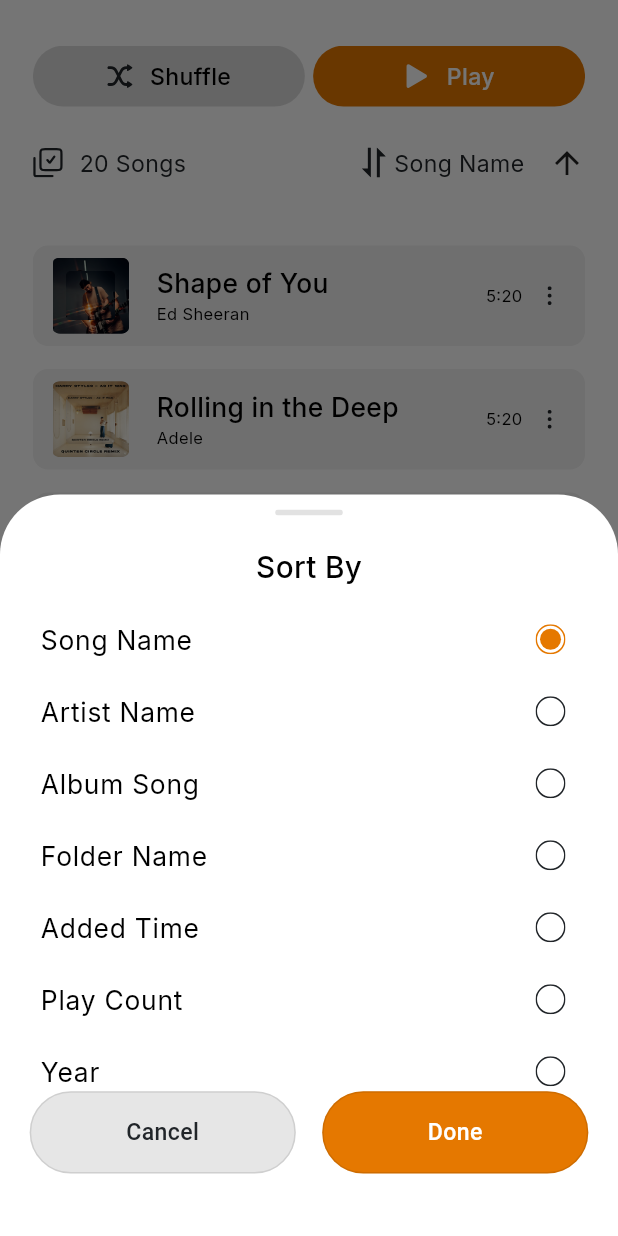
After one commit to shubh8469-tech/music_player, a Flutter app: the SongsList screen opened directly, after a tap on "Song Name", on a phone screen of 412 x 824 dp. The commit adds this screen. Run offline on Flutter 3.47's test engine with Material 3 defaults, Android fonts, the phone set to English and light mode, and no system bars; our stand-ins replace bloc, flutter_bloc, flutter_screenutil, flutter_svg, go_router, just_audio and 2 more; Roboto replaces fonts that are missing (Manrope-Medium).

Commit message:
- Create UI of the sort by bottom sheet with functionality

```diff
--- a/lib/l10n/intl_en.arb
+++ b/lib/l10n/intl_en.arb
@@ -21,5 +21,13 @@
   "hideSong": "Hide song",
   "deleteSong": "Delete song",
   "speed": "Speed",
-  "keepScreenOn": "Keep screen on"
+  "keepScreenOn": "Keep screen on",
+  "songName":"Song Name",
+  "artistName":"Artist Name",
+  "albumName":"Album Song",
+  "folderName":"Folder Name",
+  "addedTime":"Added Time",
+  "playCount":"Play Count",
+  "year":"Year"
+
 }
--- a/lib/l10n/l10n.dart
+++ b/lib/l10n/l10n.dart
@@ -222,6 +222,48 @@ abstract class S {
   /// In en, this message translates to:
   /// **'Keep screen on'**
   String get keepScreenOn;
+
+  /// No description provided for @songName.
+  ///
+  /// In en, this message translates to:
+  /// **'Song Name'**
+  String get songName;
+
+  /// No description provided for @artistName.
+  ///
+  /// In en, this message translates to:
+  /// **'Artist Name'**
+  String get artistName;
+
+  /// No description provided for @albumName.
+  ///
+  /// In en, this message translates to:
+  /// **'Album Song'**
+  String get albumName;
+
+  /// No description provided for @folderName.
+  ///
+  /// In en, this message translates to:
+  /// **'Folder Name'**
+  String get folderName;
+
+  /// No description provided for @addedTime.
+  ///
+  /// In en, this message translates to:
+  /// **'Added Time'**
+  String get addedTime;
+
+  /// No description provided for @playCount.
+  ///
+  /// In en, this message translates to:
+  /// **'Play Count'**
+  String get playCount;
+
+  /// No description provided for @year.
+  ///
+  /// In en, this message translates to:
+  /// **'Year'**
+  String get year;
 }
 
 class _SDelegate extends LocalizationsDelegate<S> {
--- a/lib/l10n/l10n_en.dart
+++ b/lib/l10n/l10n_en.dart
@@ -70,4 +70,25 @@ class SEn extends S {
 
   @override
   String get keepScreenOn => 'Keep screen on';
+
+  @override
+  String get songName => 'Song Name';
+
+  @override
+  String get artistName => 'Artist Name';
+
+  @override
+  String get albumName => 'Album Song';
+
+  @override
+  String get folderName => 'Folder Name';
+
+  @override
+  String get addedTime => 'Added Time';
+
+  @override
+  String get playCount => 'Play Count';
+
+  @override
+  String get year => 'Year';
 }
--- a/lib/l10n/l10n_hi.dart
+++ b/lib/l10n/l10n_hi.dart
@@ -70,4 +70,25 @@ class SHi extends S {
 
   @override
   String get keepScreenOn => 'स्क्रीन चालू रखें';
+
+  @override
+  String get songName => 'Song Name';
+
+  @override
+  String get artistName => 'Artist Name';
+
+  @override
+  String get albumName => 'Album Song';
+
+  @override
+  String get folderName => 'Folder Name';
+
+  @override
+  String get addedTime => 'Added Time';
+
+  @override
+  String get playCount => 'Play Count';
+
+  @override
+  String get year => 'Year';
 }
--- a/lib/screens/tabs/library/songs/songsList.dart
+++ b/lib/screens/tabs/library/songs/songsList.dart
@@ -1,12 +1,17 @@
 import 'package:flutter/material.dart';
 import 'package:flutter_screenutil/flutter_screenutil.dart';
 import 'package:flutter_svg/flutter_svg.dart';
+import 'package:music_app/app_router.dart';
 import 'package:music_app/commonWidgets/textWidget.dart';
+import 'package:music_app/screens/tabs/library/songs/sort_by_bottomsheet.dart';
 import 'package:music_app/themes/color.dart';
 import 'package:music_app/themes/font.dart';
+import 'package:path/path.dart';
 
 import '../../../../commonWidgets/MusicListTile.dart';
 import '../../../../generated/assets.dart';
+import '../../../../l10n/l10n.dart';
+import '../../../../utills/globals.dart';
 
 class SongsList extends StatefulWidget {
   const SongsList({super.key});
@@ -32,6 +37,9 @@ class _SongsListState extends State<SongsList> {
     "The Weeknd",
     "Adele",
   ];
+  String selectedSong = sortByItems[0].title;
+
+  int selectedIndex = 0; // or -1 if no default selection
 
   @override
   Widget build(BuildContext context) {
@@ -89,9 +97,32 @@ class _SongsListState extends State<SongsList> {
                   Spacer(),
                   SvgPicture.asset(Assets.svgFilter),
                   SizedBox(width: 5.w,),
-                  Texts('Song Name', fontSize: 14.sp, fontWeight: AppFontWeights.regular, color: AppColors.textColor),
-                  SizedBox(width: 15.w,),
-                  Icon(Icons.arrow_upward)
+                  GestureDetector(
+                    onTap: (){
+                      showModalBottomSheet(
+                        context: context,
+                        backgroundColor: Colors.white,
+                        elevation: 0,
+                        shape: RoundedRectangleBorder(borderRadius: BorderRadius.vertical(top: Radius.circular(40))),
+                        isScrollControlled: true,
+                        builder: (_) => SortByBottomSheet( selectedIndex: selectedIndex,
+                            onItemSelected: (index) {
+                              setState(() {
+                                selectedIndex = index;
+                                selectedSong = sortByItems[index].title; // Optional: update selected song title
+                              });
+                            },),
+                      );
+                    },
+                    child: Row(
+                      children: [
+                        Texts(selectedSong, fontSize: 14.sp, fontWeight: AppFontWeights.regular, color: AppColors.textColor),
+                        SizedBox(width: 15.w,),
+                        Icon(Icons.arrow_upward)
+                      ],
+                    ),
+                  ),
+
                 ],
               ),
               SizedBox(height: 35.h,),
--- /dev/null
+++ b/lib/screens/tabs/library/songs/sort_by_bottomsheet.dart
@@ -0,0 +1,98 @@
+import 'package:flutter/material.dart';
+import 'package:flutter_screenutil/flutter_screenutil.dart';
+import 'package:flutter_svg/svg.dart';
+import 'package:go_router/go_router.dart';
+import 'package:music_app/commonWidgets/textWidget.dart';
+import 'package:music_app/model/song_menu_model.dart';
+import 'package:music_app/themes/font.dart';
+
+import '../../../../commonWidgets/bottom_button_two.dart';
+import '../../../../generated/assets.dart';
+import '../../../../l10n/l10n.dart';
+import '../../../../utills/globals.dart';
+
+class SortByBottomSheet extends StatefulWidget {
+  final int selectedIndex;
+  final Function(int) onItemSelected;
+
+  const SortByBottomSheet({required this.selectedIndex, required this.onItemSelected, super.key});
+
+  @override
+  State<SortByBottomSheet> createState() => _SortByBottomSheetState();
+}
+
+class _SortByBottomSheetState extends State<SortByBottomSheet> {
+
+  SongMenuItem? songItem;
+  late int localSelectedIndex;
+
+
+  @override
+  void initState() {
+    super.initState();
+    localSelectedIndex = widget.selectedIndex;
+  }
+
+  @override
+  Widget build(BuildContext context) {
+    final double maxHeight = 0.60.sh;
+
+    return Container(
+      constraints: BoxConstraints(maxHeight: maxHeight),
+      padding: EdgeInsets.only(top: 10.h, bottom: MediaQuery.of(context).viewInsets.bottom + 16.h, left: 10.w, right: 10.w),
+      child: Column(
+        mainAxisSize: MainAxisSize.min,
+        children: [
+          SvgPicture.asset(Assets.svgIcLineBottom),
+          SizedBox(height: 20.h),
+          Texts('Sort By', fontSize: 18.sp, fontWeight: FontWeight.w500, fontFamily: AppFonts.inter),
+          SizedBox(height: 10.h),
+          Flexible(
+            child: Column(
+              children: [
+                Expanded(
+                  child: ListView.builder(
+                    itemCount: sortByItems.length,
+                    itemBuilder: (context, index) {
+                      var songItem = sortByItems[index];
+                      return Column(
+                        children: [
+                          ListTile(
+                            dense: true,
+                            visualDensity: VisualDensity(horizontal: 0.w, vertical: 0.h),
+                            title: Texts(songItem.title, fontSize: 16.sp, fontWeight: FontWeight.w400, fontFamily: AppFonts.inter),
+                            trailing: SvgPicture.asset(index == localSelectedIndex  ? Assets.svgIcRadioCheckl : Assets.svgIcRadioUncheck, height: 20, width: 20),
+                            onTap: () {
+
+
+                                setState(() {
+                                  localSelectedIndex = index;
+                                });
+
+                            },
+                          ),
+                        ],
+                      );
+                    },
+                  ),
+                ),
+                Padding(
+                  padding: EdgeInsets.symmetric(horizontal: 8.w),
+                  child: BottomButtonTwo(
+                    leftBtnTitle: S.of(context).cancel,
+                    rightBtnTitle: "Done",
+                    lefBtnTap: () {},
+                    rightBtnTap: () {
+                      widget.onItemSelected(localSelectedIndex);
+                    },
+                  ),
+                ),
+              ],
+            ),
+          ),
+          SizedBox(height: 25.h),
+        ],
+      ),
+    );
+  }
+}
--- a/lib/utills/globals.dart
+++ b/lib/utills/globals.dart
@@ -17,7 +17,6 @@ final List<SongMenuItem> songMenuItems = [
   SongMenuItem(icon: Assets.svgIcDelete, title: S.of(rootNavigatorKey.currentContext!).deleteSong),
 ];
 
-
 final List<SongMenuItem> songPlayingMenuItems = [
   SongMenuItem(icon: Assets.svgIcGotoalbum, title: S.of(rootNavigatorKey.currentContext!).goToAlbum),
   SongMenuItem(icon: Assets.svgIcArtist, title: S.of(rootNavigatorKey.currentContext!).goToArtist),
@@ -29,3 +28,13 @@ final List<SongMenuItem> songPlayingMenuItems = [
   SongMenuItem(icon: Assets.svgIcHide, title: S.of(rootNavigatorKey.currentContext!).hideSong),
   SongMenuItem(icon: Assets.svgIcDelete, title: S.of(rootNavigatorKey.currentContext!).deleteSong),
 ];
+
+final List<SongMenuItem> sortByItems = [
+  SongMenuItem(icon: "", title: S.of(rootNavigatorKey.currentContext!).songName),
+  SongMenuItem(icon: "", title: S.of(rootNavigatorKey.currentContext!).artistName),
+  SongMenuItem(icon: "", title: S.of(rootNavigatorKey.currentContext!).albumName),
+  SongMenuItem(icon: "", title: S.of(rootNavigatorKey.currentContext!).folderName),
+  SongMenuItem(icon: "", title: S.of(rootNavigatorKey.currentContext!).addedTime),
+  SongMenuItem(icon: "", title: S.of(rootNavigatorKey.currentContext!).playCount),
+  SongMenuItem(icon: "", title: S.of(rootNavigatorKey.currentContext!).year),
+];
```
Also changed, not shown: assets/svg/ic_radio_checkl.svg (added), assets/svg/ic_radio_uncheck.svg (added), lib/generated/assets.dart.
